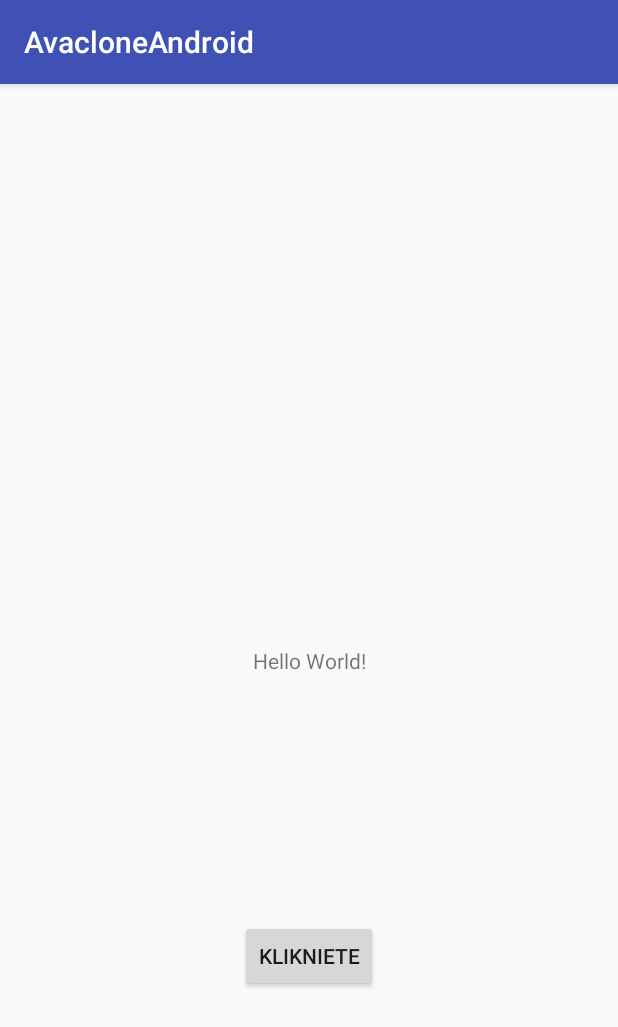
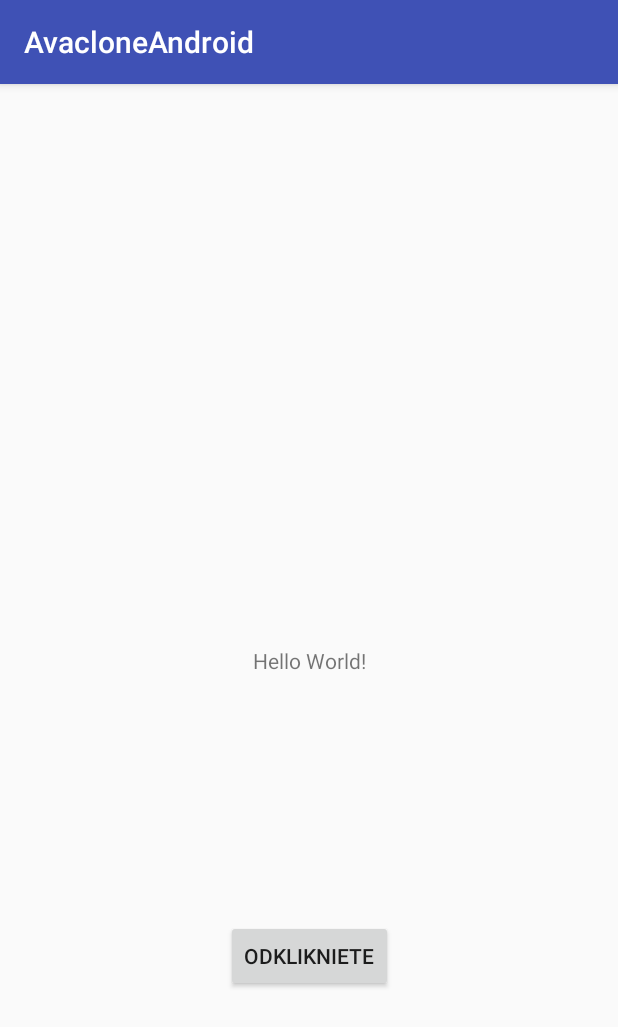
Before and after one commit to jedzej/androidavaclone, an Android app: the screen it shows after launch (MainActivity), after a tap on "KLIKNIETE", on a phone screen of 412 x 824 dp. Shown: the top 1027 px of the screen. Run offline under Robolectric (Android 15) with nearby library versions, the phone set to English and light mode, and no system bars; 1 other tap on this screen came first.

Commit message:
Changes to be committed: 	modified:   app/src/main/java/com/example/jedzej/avacloneandroid/MainActivity.java

```diff
--- a/app/src/main/java/com/example/jedzej/avacloneandroid/MainActivity.java
+++ b/app/src/main/java/com/example/jedzej/avacloneandroid/MainActivity.java
@@ -7,6 +7,7 @@ import android.widget.Button;
 
 public class MainActivity extends AppCompatActivity {
     public String[] entries = {"a","b","c"};
+    private boolean triggered = true;
 
     @Override
     protected void onCreate(Bundle savedInstanceState) {
@@ -15,8 +16,10 @@ public class MainActivity extends AppCompatActivity {
     }
 
     public void buttonOnClick(View v) {
+
         Button button = (Button) v;
-        button.setText("KLIKNIETE");
+        button.setText(triggered ? "KLIKNIETE" : "ODKLIKNIETE");
+        triggered = !triggered;
 
     }
 }
```
